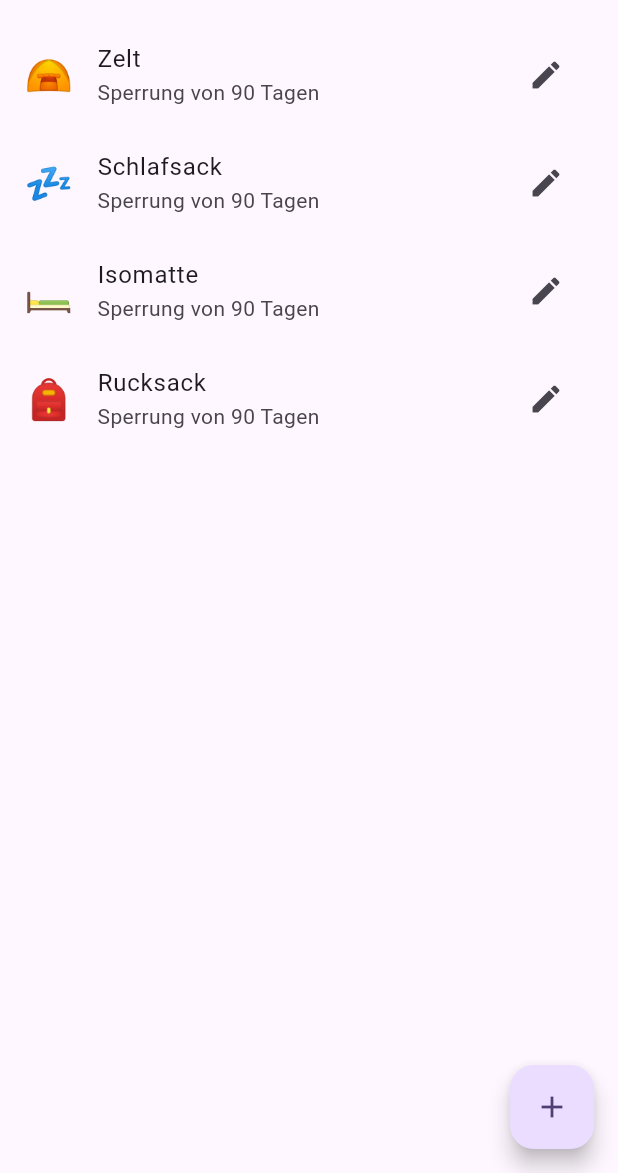
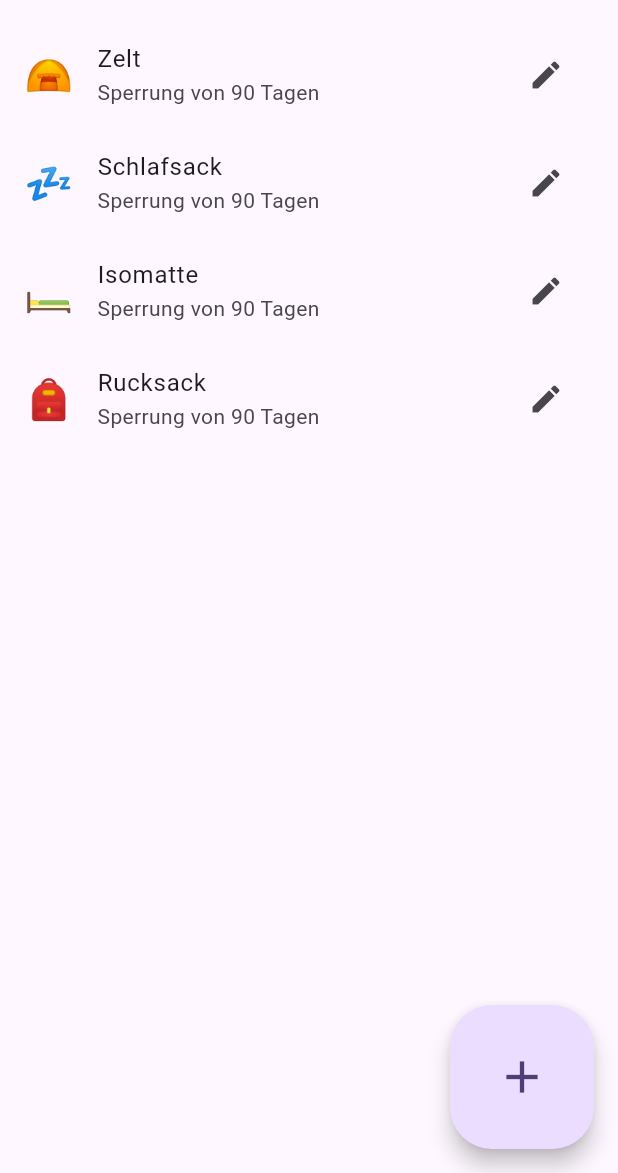
Before and after one commit to james-jenkinson/boh-tourbuch, a Flutter app: the SettingsScreen screen opened by its route, on a phone screen of 412 x 824 dp, the part 63-1236 px from its top. Run offline on Flutter 3.47's test engine with Material 3 defaults, Android fonts, the phone set to English and light mode, and no system bars; our stand-ins replace flutter_bloc, freezed_annotation, sqflite_sqlcipher; missing offline and left inert: fuzzywuzzy; accounts and stored records are empty; generated files the repository leaves out were written again.

Commit message:
add floating action button to pages

```diff
--- a/lib/screens/settings/settings_screen.dart
+++ b/lib/screens/settings/settings_screen.dart
@@ -81,7 +81,7 @@ class _SettingsScreenState extends State<SettingsScreen> {
     return Scaffold(
       appBar: AppBar(title: const Text('Einstellungen')),
       body: body,
-      floatingActionButton: FloatingActionButton(
+      floatingActionButton: FloatingActionButton.large(
         child: const Icon(Icons.add),
         onPressed: () => _settingsBloc.add(OpenProductTypeDialogEvent(null)),
       ),
```
Also changed, not shown: lib/screens/person_list/person_list_screen.dart (+13 -7 lines).
